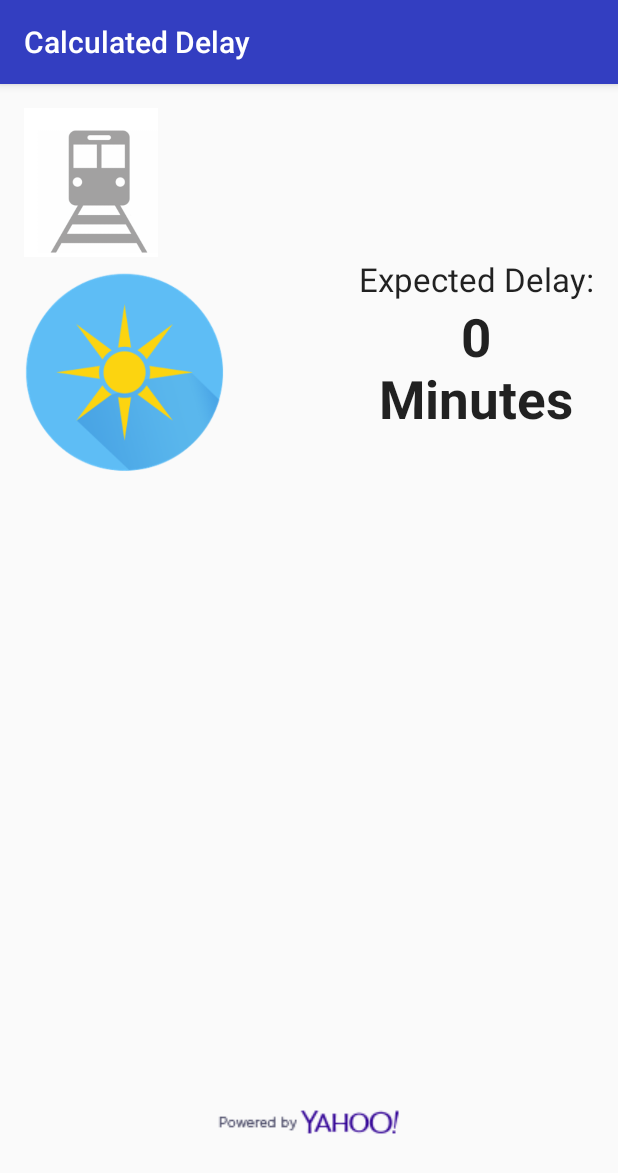
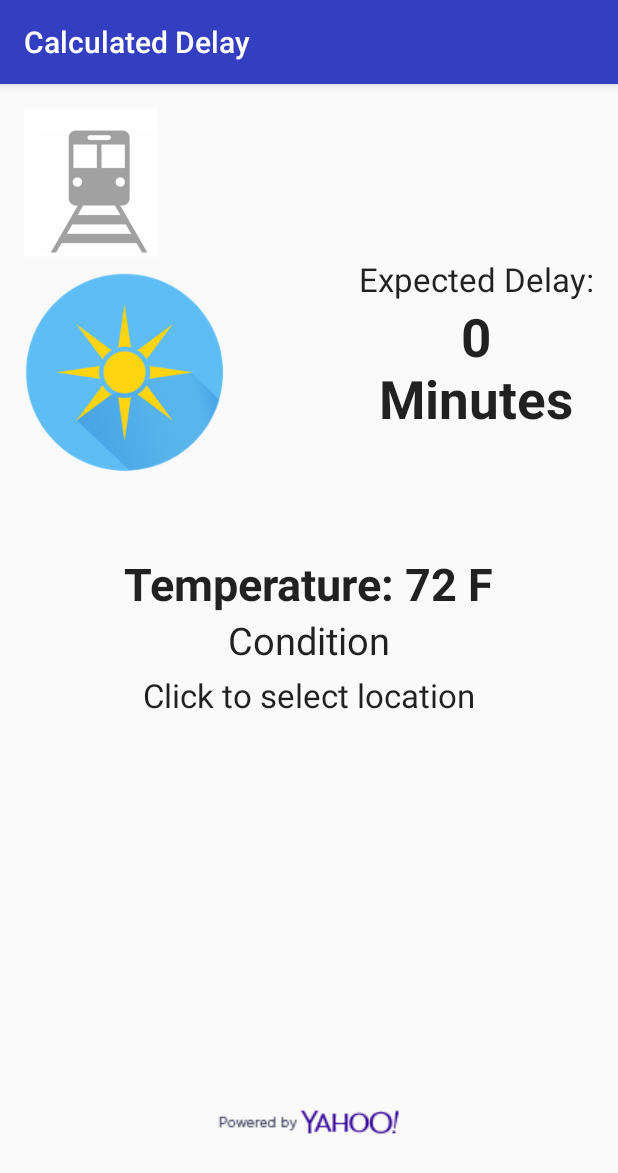
Before and after one commit to JRWong1/DrizzleDrop, an Android app: the DelayCalc screen opened directly, with no data from a screen before it, on a phone screen of 412 x 824 dp. Shown: the top 1173 px of the screen. Run offline under Robolectric (Android 15) with nearby library versions, the phone set to English and light mode, and no system bars.

Commit message:
Working weather retrieval

```diff
--- a/DrizzleDrop/app/src/main/AndroidManifest.xml
+++ b/DrizzleDrop/app/src/main/AndroidManifest.xml
@@ -22,10 +22,6 @@
             </intent-filter>
         </activity>
         <activity
-            android:name=".DelayScreen"
-            android:label="Delay and Weather"
-            android:screenOrientation="portrait" />
-        <activity
             android:name=".DelayCalc"
             android:label="@string/title_activity_delay_calc"
             android:theme="@style/AppTheme.NoActionBar" >
--- a/DrizzleDrop/app/src/main/java/Service/YahooWeatherService.java
+++ b/DrizzleDrop/app/src/main/java/Service/YahooWeatherService.java
@@ -29,14 +29,17 @@ public class YahooWeatherService {
         return location;
     }
 
-    public void refreshWeather(String location) {
+    public void refreshWeather(String l) {
+        this.location = l;
         new AsyncTask<String, Void, String>() {
             @Override
             protected String doInBackground(String... params) {
 
-                String YQL = String.format("select * from weather.forecast where woeid in (select woeid from geo.places(1) where text=\"&s\")", getLocation());
 
-                String enpoint = String.format("https://query.yahooapis.com/v1/public/yql?q=&s&format=json", Uri.encode(YQL));
+
+                String YQL = String.format("select * from weather.forecast where woeid in (select woeid from geo.places(1) where text=\"New York, NY\")");
+
+                String enpoint ="https://query.yahooapis.com/v1/public/yql?q=select%20*%20from%20weather.forecast%20where%20woeid%20in%20(select%20woeid%20from%20geo.places(1)%20where%20text%3D%22New%20York%2C%20NY%22)&format=json&env=store%3A%2F%2Fdatatables.org%2Falltableswithkeys";
 
                 try {
                     URL url = new URL(enpoint);
@@ -74,7 +77,7 @@ public class YahooWeatherService {
 
                     int count = queryResults.optInt("count");
                     if(count == 0){
-                        callback.serviceFailure(new LocationWeatherException("No location information found"));
+                        callback.serviceFailure(new LocationWeatherException("No location information found for " + location));
                         return;
                     }
 
--- a/DrizzleDrop/app/src/main/java/com/drizzledrop/drizzledrop/DelayCalc.java
+++ b/DrizzleDrop/app/src/main/java/com/drizzledrop/drizzledrop/DelayCalc.java
@@ -1,5 +1,6 @@
 package com.drizzledrop.drizzledrop;
 
+import android.annotation.SuppressLint;
 import android.app.ProgressDialog;
 import android.graphics.drawable.Drawable;
 import android.os.Bundle;
@@ -15,13 +16,17 @@ import android.widget.Toast;
 import Service.WeatherServiceCallback;
 import Service.YahooWeatherService;
 import data.Channel;
+import data.Item;
 
 public class DelayCalc extends AppCompatActivity implements WeatherServiceCallback {
 
     private ImageView vehiclePic;
     private ImageView weatherPic;
     private TextView date;
-    private TextView delay;
+    private TextView delayTime;
+    private TextView temp;
+    private TextView cond;
+    private TextView local;
 
     private YahooWeatherService service;
     private ProgressDialog dialog;
@@ -44,19 +49,36 @@ public class DelayCalc extends AppCompatActivity implements WeatherServiceCallba
         date = (TextView)findViewById(R.id.dateDisplay);
         date.setText(MainActivity.date);
 
-        delay = (TextView)findViewById(R.id.DelayTime);
+        delayTime = (TextView)findViewById(R.id.DelayTime);
         weatherPic = (ImageView)findViewById(R.id.weatherIcon);
+        temp = (TextView)findViewById(R.id.tempTextView);
+        cond = (TextView)findViewById(R.id.condTextView);
+        local = (TextView)findViewById(R.id.lcoationTextView);
+        local.setText(MainActivity.location);
 
         service = new YahooWeatherService(this);
         dialog = new ProgressDialog(this);
         dialog.setMessage("Loading...");
         dialog.show();
-        service.refreshWeather("Matawan, NJ");
+        service.refreshWeather("New York, NY");
     }
 
     @Override
     public void serviceSuccess(Channel channel) {
         dialog.hide();
+
+        Item item = channel.getItem();
+        //int resourceId = getResources().getIdentifier("drawable/icon_" + item.getCondition().getCode(), null, getPackageName());
+
+        //@SuppressLint("deprecation")
+        //Drawable weatherIconDrawable = getResources().getDrawable(resourceId);
+
+        //weatherPic.setImageDrawable(weatherIconDrawable);
+
+        temp.setText(item.getCondition().getTemp()+"\u00B0"+channel.getUnits().getTemp());
+        cond.setText(item.getCondition().getDesc());
+        local.setText(service.getLocation());
+
     }
 
     @Override
--- a/DrizzleDrop/app/src/main/java/com/drizzledrop/drizzledrop/MainActivity.java
+++ b/DrizzleDrop/app/src/main/java/com/drizzledrop/drizzledrop/MainActivity.java
@@ -49,7 +49,7 @@ public class MainActivity extends AppCompatActivity  {
      * {@link android.support.v4.app.FragmentStatePagerAdapter}.
      */
     private SectionsPagerAdapter mSectionsPagerAdapter;
-    private static String location = "Click to select location";
+    public static String location = "Click to select location";
     public static int vehicle;
     public static String date;
 
--- a/DrizzleDrop/app/src/main/java/data/Channel.java
+++ b/DrizzleDrop/app/src/main/java/data/Channel.java
@@ -8,6 +8,7 @@ import org.json.JSONObject;
 public class Channel implements JSONPopulator {
     private Item item;
     private Units units;
+
 
     public Units getUnits() {
         return units;
--- a/DrizzleDrop/app/src/main/java/data/Item.java
+++ b/DrizzleDrop/app/src/main/java/data/Item.java
@@ -9,6 +9,11 @@ import org.json.JSONObject;
  */
 public class Item implements JSONPopulator {
     private Condition condition;
+
+    public Condition getCondition() {
+        return condition;
+    }
+
     @Override
     public void populate(JSONObject data) {
         condition = new Condition();
--- a/DrizzleDrop/app/src/main/java/data/Units.java
+++ b/DrizzleDrop/app/src/main/java/data/Units.java
@@ -7,6 +7,10 @@ import org.json.JSONObject;
  */
 public class Units implements JSONPopulator {
 
+    public String getTemp() {
+        return temp;
+    }
+
     private String temp;
     @Override
     public void populate(JSONObject data) {
--- a/DrizzleDrop/app/src/main/res/layout/content_delay_calc.xml
+++ b/DrizzleDrop/app/src/main/res/layout/content_delay_calc.xml
@@ -75,9 +75,44 @@
         android:id="@+id/DelayTime"
         android:layout_below="@+id/expectedDelay"
         android:layout_alignStart="@+id/expectedDelay"
-        android:layout_alignBottom="@+id/weatherIcon"
         android:layout_alignEnd="@+id/expectedDelay"
         android:textAlignment="center"
         android:textSize="35dp"
-        android:textStyle="bold" />
+        android:textStyle="bold"
+        android:layout_alignBottom="@+id/weatherIcon" />
+
+    <TextView
+        android:layout_width="wrap_content"
+        android:layout_height="wrap_content"
+        android:textAppearance="?android:attr/textAppearanceLarge"
+        android:text="Temperature: 72 F"
+        android:id="@+id/tempTextView"
+        android:textAlignment="center"
+        android:textSize="30dp"
+        android:layout_marginTop="48dp"
+        android:textStyle="bold"
+        android:layout_below="@+id/weatherIcon"
+        android:layout_centerHorizontal="true" />
+
+    <TextView
+        android:layout_width="wrap_content"
+        android:layout_height="wrap_content"
+        android:textAppearance="?android:attr/textAppearanceLarge"
+        android:text="Condition"
+        android:id="@+id/condTextView"
+        android:textSize="25dp"
+        android:textAlignment="center"
+        android:layout_below="@+id/tempTextView"
+        android:layout_alignEnd="@+id/DelayTime"
+        android:layout_alignParentStart="true" />
+
+    <TextView
+        android:layout_width="wrap_content"
+        android:layout_height="wrap_content"
+        android:textAppearance="?android:attr/textAppearanceLarge"
+        android:text="New Jersey"
+        android:layout_marginTop="80dp"
+        android:id="@+id/lcoationTextView"
+        android:layout_alignTop="@+id/tempTextView"
+        android:layout_centerHorizontal="true" />
 </RelativeLayout>
```
